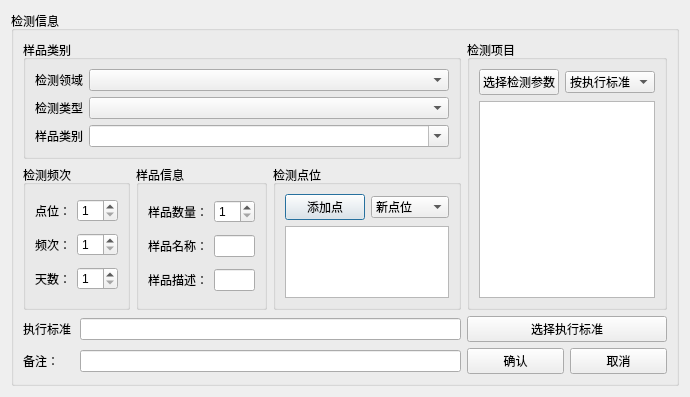
Above: src/TaskSheetManager/testinfoeditor.ui from hcc01/ELIMS before the change. Below: the same form after it.
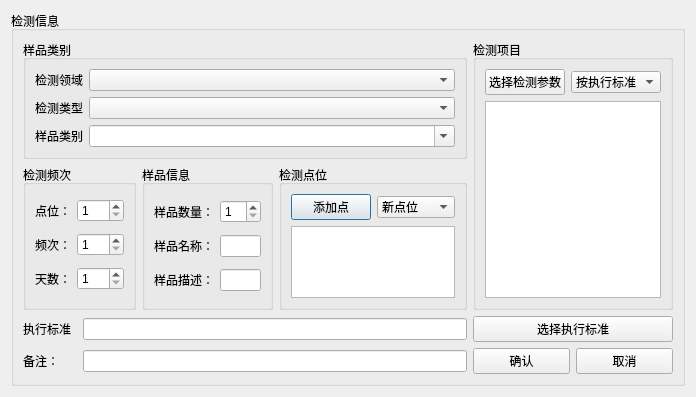
That is the form after the change.

What changed in the file:
```diff
--- a/src/TaskSheetManager/testinfoeditor.ui
+++ b/src/TaskSheetManager/testinfoeditor.ui
@@ -137,6 +137,9 @@
            <property name="minimum">
             <number>1</number>
            </property>
+           <property name="maximum">
+            <number>500</number>
+           </property>
            <property name="value">
             <number>1</number>
            </property>
```
